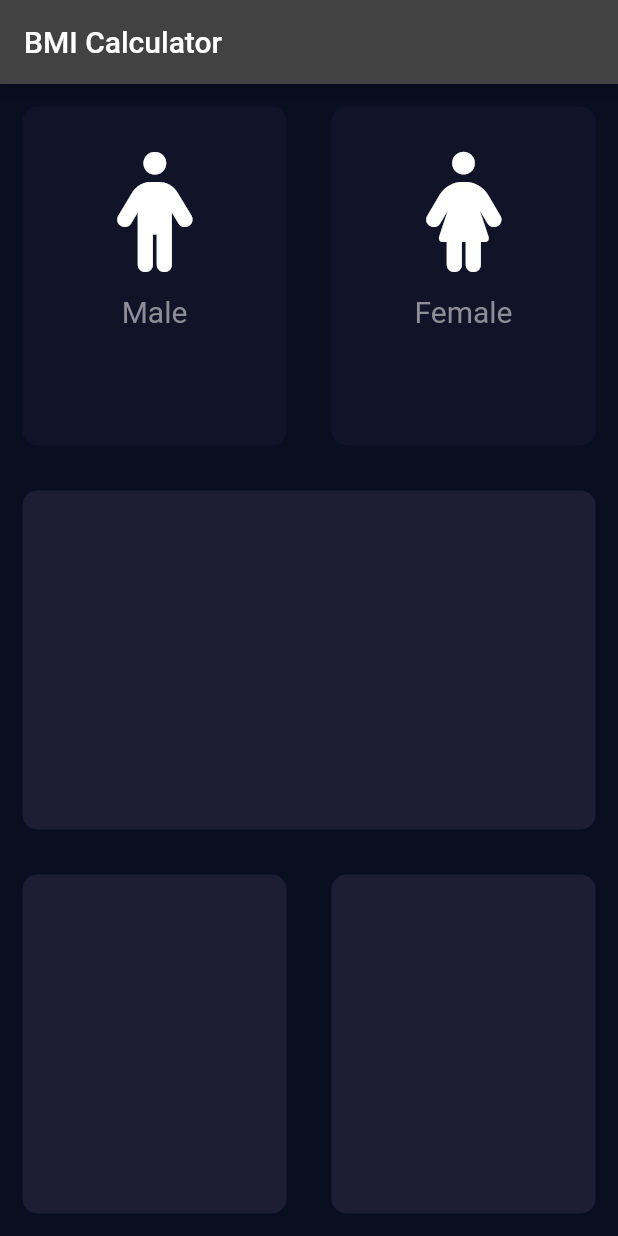
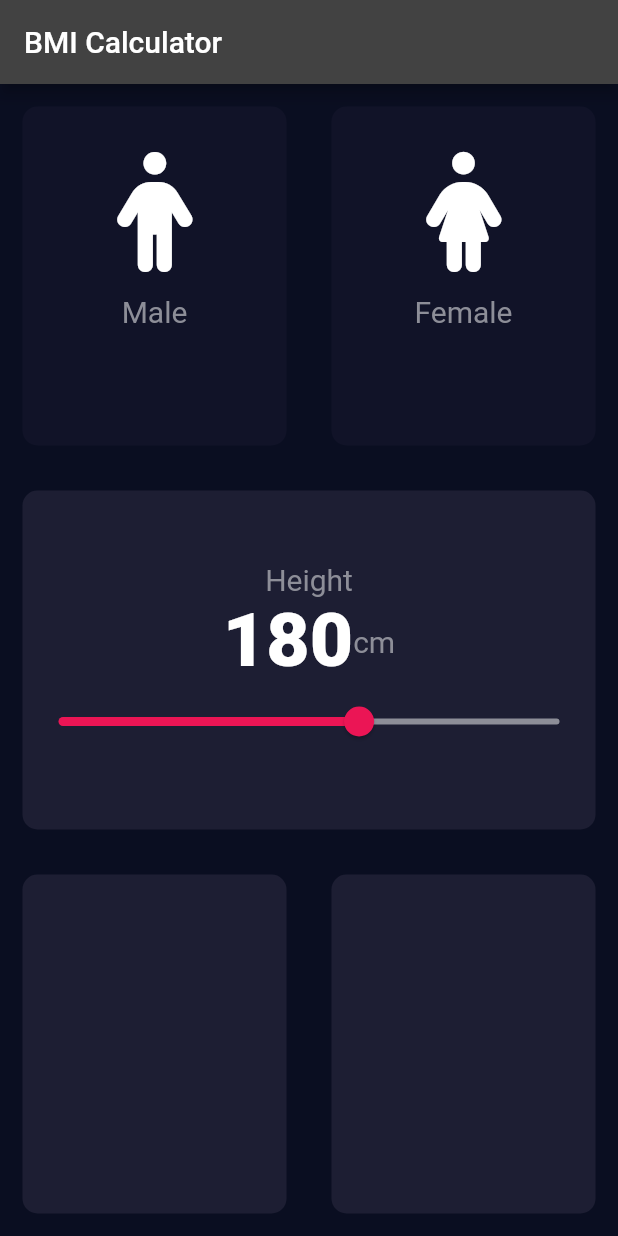
Before and after one commit to hamzarehmandeveloper/Personal_Projects, a Flutter app: the screen it shows after launch, on a phone screen of 412 x 824 dp. Run offline on Flutter 3.47's test engine with Material 2 defaults, Android fonts, the phone set to English and light mode, and no system bars; our stand-ins replace font_awesome_flutter.

Commit message:
Constant class and Slider is Added

```diff
--- a/BMIcalculator/lib/IconText.dart
+++ b/BMIcalculator/lib/IconText.dart
@@ -1,3 +1,4 @@
+import 'package:bmicalculator/constants.dart';
 import 'package:flutter/material.dart';
 
 class ReapeatTIwidget extends StatelessWidget {
@@ -22,10 +23,7 @@ class ReapeatTIwidget extends StatelessWidget {
         ),
         Text(
           label.toString(),
-          style: TextStyle(
-            fontSize: 20.0,
-            color: Color(0xFF8D8E98),
-          ),
+          style: Klabelstyle,
         ),
       ],
     );
--- a/BMIcalculator/lib/constants.dart
+++ b/BMIcalculator/lib/constants.dart
@@ -1,6 +1,9 @@
 import 'package:flutter/material.dart';
 
-const labelsize=TextStyle(
+const Klabelstyle=TextStyle(
   fontSize: 20.0,
   color: Color(0xFF8D8E98),
-),
+);
+
+const activecolor = Color(0xFF1D1E33);
+const deactivecolor = Color(0xFF111328);
--- a/BMIcalculator/lib/inputpage.dart
+++ b/BMIcalculator/lib/inputpage.dart
@@ -1,11 +1,11 @@
 import 'package:flutter/material.dart';
 import 'container.dart';
 import 'IconText.dart';
+import 'constants.dart';
 import 'package:font_awesome_flutter/font_awesome_flutter.dart';
 
 
-const activecolor = Color(0xFF1D1E33);
-const deactivecolor = Color(0xFF111328);
+
 
 enum gender{
   male,
@@ -23,6 +23,9 @@ class _inputpageState extends State<inputpage> {
   Color malecolor=deactivecolor;
   Color femalecolor=deactivecolor;
 
+  int height = 180;
+  int weight = 50;
+  int age = 20;
   void updatecolor(gender gendertype){
     if(gendertype==gender.male){
       malecolor=activecolor;
@@ -40,6 +43,7 @@ class _inputpageState extends State<inputpage> {
         title: Text("BMI Calculator"),
       ),
       body: Column(
+        crossAxisAlignment: CrossAxisAlignment.stretch,
         children: <Widget>[
           Expanded(child: Row(
             children: <Widget>[
@@ -75,6 +79,41 @@ class _inputpageState extends State<inputpage> {
           )),
           Expanded(child: Repeatcontainercode(
             colors: Color(0xFF1D1E33),
+            cardWidget: Column(
+              mainAxisAlignment: MainAxisAlignment.center,
+              children: <Widget>[
+                Text("Height" ,style: Klabelstyle),
+                Row(
+                  mainAxisAlignment: MainAxisAlignment.center,
+                  children: <Widget>[
+                    Text(
+                      height.toString(),
+                      style: TextStyle(
+                        fontSize: 50.0,
+                        fontWeight: FontWeight.w900,
+                      ),
+                    ),
+                    Text(
+                      "cm",
+                      style: Klabelstyle,
+                    ),
+                  ],
+                ),
+                Slider(
+                  activeColor: Color(0xFFEB1555),
+                  inactiveColor: Color(0xFF8D8E98),
+                  value: height.toDouble(),
+                  onChanged: (double newValue) {
+                    setState(() {
+                      height = newValue.round();
+                    });
+                  },
+                  min: 120,
+                  max: 220,
+                )
+              ],
+            ),
+
           ),),
 
           Expanded(child: Row(
```
